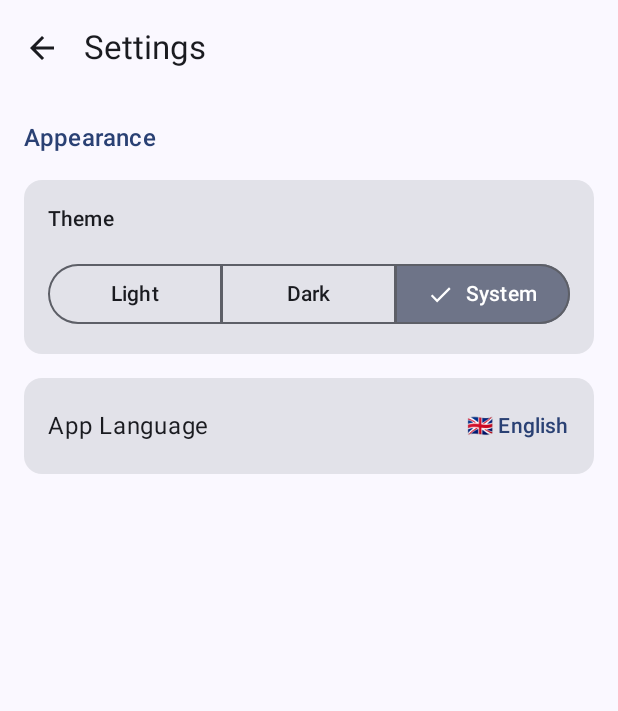
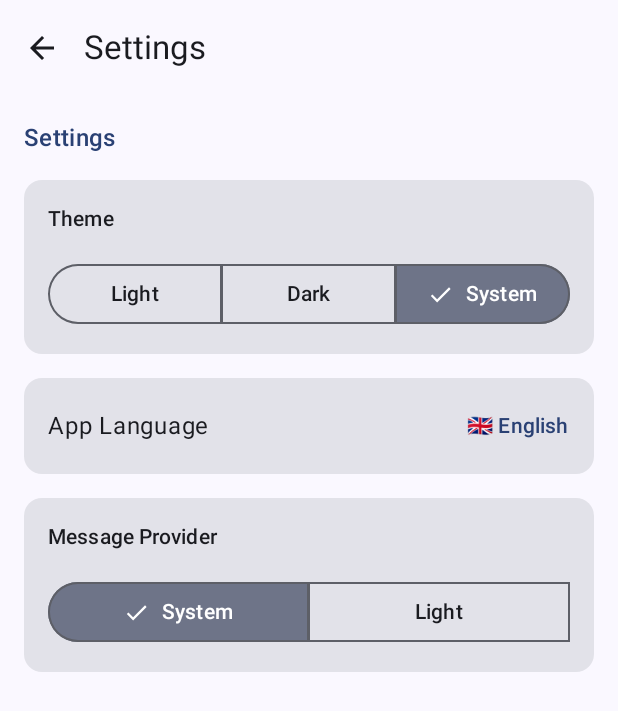
Before and after one commit to JuanManuelRama/Alquileres, an Android app built with Jetpack Compose: the composable SettingsScreen shown on its own in the app's theme, on a phone screen of 412 x 824 dp. Shown: the top 711 px of the screen. Run offline under Robolectric (Android 15) with nearby library versions, the phone set to English and light mode, and no system bars; 5 statements that could not run were skipped.

Commit message:
Almost done with message parametrization

```diff
--- a/app/src/main/java/com/example/myapplication/MainActivity.kt
+++ b/app/src/main/java/com/example/myapplication/MainActivity.kt
@@ -43,6 +43,7 @@ class MainActivity : ComponentActivity() {
             val settingsRepository = application.settingsRepository
             val themeMode by settingsRepository.themeMode.collectAsStateWithLifecycle()
             val language by settingsRepository.language.collectAsStateWithLifecycle()
+            val messageSender by settingsRepository.messageSender.collectAsStateWithLifecycle()
 
             val factory = remember(application) {
                 AppViewModelFactory(
--- a/app/src/main/java/com/example/myapplication/data/settings/AppSettings.kt
+++ b/app/src/main/java/com/example/myapplication/data/settings/AppSettings.kt
@@ -1,6 +1,9 @@
 package com.example.myapplication.data.settings
+
+import com.example.myapplication.message.MessageSender
 
 data class AppSettings(
     val themeMode: ThemeMode = ThemeMode.SYSTEM,
     val language: AppLanguage = AppLanguage.ENGLISH,
+    val messageSender: MessageSender = MessageSender.WhatsApp
 )
--- a/app/src/main/java/com/example/myapplication/data/settings/ThemeMode.kt
+++ b/app/src/main/java/com/example/myapplication/data/settings/ThemeMode.kt
@@ -4,8 +4,4 @@ enum class ThemeMode {
     LIGHT,
     DARK,
     SYSTEM
-
-
-
-
 }
--- a/app/src/main/java/com/example/myapplication/ui/settings/SettingsScreen.kt
+++ b/app/src/main/java/com/example/myapplication/ui/settings/SettingsScreen.kt
@@ -39,18 +39,20 @@ import androidx.compose.ui.tooling.preview.Preview
 import androidx.compose.ui.unit.dp
 import com.example.myapplication.R
 import com.example.myapplication.data.settings.AppLanguage
+import com.example.myapplication.data.settings.AppSettings
 import com.example.myapplication.data.settings.ThemeMode
+import com.example.myapplication.message.MessageSender
 import com.example.myapplication.ui.theme.MyApplicationTheme
 
 @OptIn(ExperimentalMaterial3Api::class)
 @Composable
 fun SettingsScreen(
     onBackClick: () -> Unit,
+    settings: AppSettings,
     modifier: Modifier = Modifier,
-    themeMode: ThemeMode = ThemeMode.SYSTEM,
-    onThemeModeSelected: (ThemeMode) -> Unit = {},
-    language: AppLanguage = AppLanguage.ENGLISH,
-    onLanguageSelected: (AppLanguage) -> Unit = {},
+    onThemeModeSelected: (ThemeMode) -> Unit,
+    onLanguageSelected: (AppLanguage) -> Unit,
+    onMessageSenderSelected: (MessageSender) -> Unit,
 ) {
     var showLanguageDialog by remember { mutableStateOf(value = false) }
 
@@ -76,7 +78,7 @@ fun SettingsScreen(
             verticalArrangement = Arrangement.spacedBy(16.dp),
         ) {
             Text(
-                text = stringResource(R.string.header_appearance),
+                text = stringResource(R.string.title_settings),
                 style = MaterialTheme.typography.titleMedium,
                 color = MaterialTheme.colorScheme.primary,
             )
@@ -100,7 +102,7 @@ fun SettingsScreen(
                     ) {
                         ThemeMode.entries.forEachIndexed { index, mode ->
                             SegmentedButton(
-                                selected = mode == themeMode,
+                                selected = mode == settings.themeMode,
                                 onClick = { onThemeModeSelected(mode) },
                                 shape = SegmentedButtonDefaults.itemShape(
                                     index = index,
@@ -139,10 +141,46 @@ fun SettingsScreen(
                         style = MaterialTheme.typography.bodyLarge
                     )
                     Text(
-                        text = language.combined,
+                        text = settings.language.combined,
                         style = MaterialTheme.typography.labelLarge,
                         color = MaterialTheme.colorScheme.primary,
                     )
+                }
+            }
+
+            Card(modifier = Modifier.fillMaxWidth()) {
+                Column(
+                    modifier = Modifier
+                        .fillMaxWidth()
+                        .padding(16.dp),
+                    verticalArrangement = Arrangement.spacedBy(16.dp),
+                ) {
+                    Text(
+                        text = "Message Provider",
+                        style = MaterialTheme.typography.titleSmall,
+                    )
+
+                    SingleChoiceSegmentedButtonRow(
+                        modifier = Modifier.fillMaxWidth(),
+                    ) {
+                        MessageSender.entries.forEachIndexed { index, messager ->
+                            SegmentedButton(
+                                selected = messager == settings.messageSender,
+                                onClick = { onMessageSenderSelected(messager) },
+                                shape = SegmentedButtonDefaults.itemShape(
+                                    index = index,
+                                    count = ThemeMode.entries.size,
+                                ),
+                            ) {
+                                Text(
+                                    text = when (messager) {
+                                        MessageSender.WhatsApp -> stringResource(R.string.theme_system)
+                                        MessageSender.Sms -> stringResource(R.string.theme_light)
+                                    },
+                                )
+                            }
+                        }
+                    }
                 }
             }
 
@@ -153,7 +191,7 @@ fun SettingsScreen(
                     text = {
                         Column {
                             AppLanguage.entries.forEach { lang ->
-                                val isSelected = lang == language
+                                val isSelected = lang == settings.language
                                 Row(
                                     modifier = Modifier
                                         .fillMaxWidth()
@@ -188,11 +226,3 @@ fun SettingsScreen(
         }
     }
 }
-
-@Preview
-@Composable
-private fun SettingsScreenPreview() {
-    MyApplicationTheme {
-        SettingsScreen(onBackClick = {})
-    }
-}
```
Also changed, not shown: app/src/main/java/com/example/myapplication/data/repository/SettingsRepository.kt (+38 -14 lines), app/src/main/java/com/example/myapplication/navigation/AppNavigation.kt (+3 -4 lines), app/src/main/java/com/example/myapplication/ui/settings/SettingsViewModel.kt (+8 -1 lines), 1 other file.
